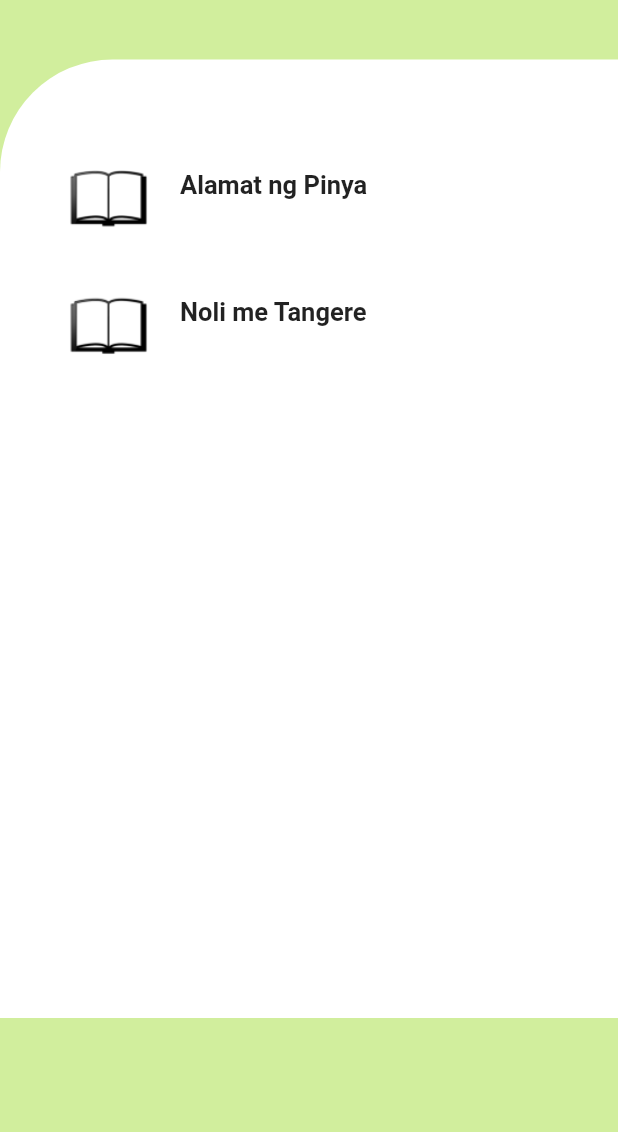
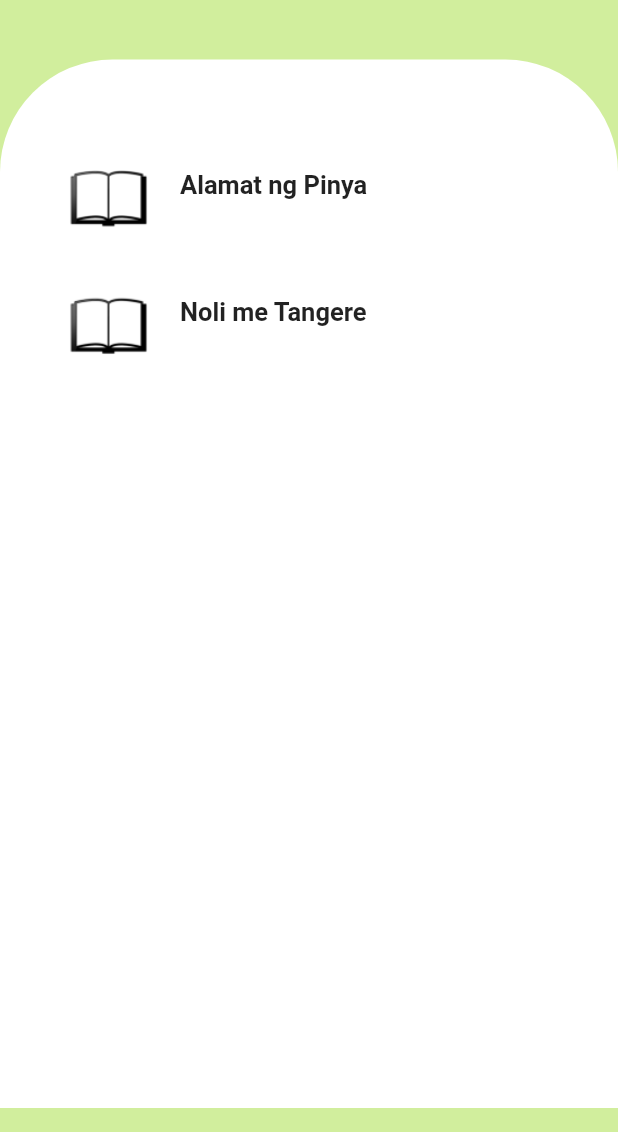
Before and after one commit to bluehacks2020/Team_Hackermen, a Flutter app: the screen it shows after launch, on a phone screen of 412 x 824 dp, the part 104-1236 px from its top. Run offline on Flutter 3.47's test engine with Material 2 defaults, Android fonts, the phone set to English and light mode, and no system bars; our stand-ins replace animated_text_kit, chewie, video_player.

Commit message:
Fixed UI elements in Story GUI

```diff
--- a/lib/main.dart
+++ b/lib/main.dart
@@ -11,8 +11,10 @@ void main(){
 class MyApp extends StatelessWidget {
   build(BuildContext context){
     return MaterialApp(
-        theme :ThemeData(primaryColor: Colors.red, accentColor: Colors.yellowAccent),
-        debugShowCheckedModeBanner: false,
+        theme :ThemeData(
+            primaryColor: Colors.lightGreenAccent,
+            accentColor: Colors.yellowAccent),
+            debugShowCheckedModeBanner: false,
         home: SplashScreen(),
         routes: <String, WidgetBuilder>{
           "/MenuScreen": (BuildContext context) => new MenuScreen(),
--- a/lib/menu_screen.dart
+++ b/lib/menu_screen.dart
@@ -36,10 +36,10 @@ class _MenuScreenState extends State<MenuScreen> {
           ),
           SizedBox(height: 40.0),
           Container(
-            height: MediaQuery.of(context).size.height - 185.0,
+            height: MediaQuery.of(context).size.height - 125.0,
             decoration: BoxDecoration(
               color: Colors.white,
-              borderRadius: BorderRadius.only(topLeft: Radius.circular(75.0)),
+              borderRadius: BorderRadius.only(topLeft: Radius.circular(75.0), topRight: Radius.circular(75.0)),
             ),
             child: ListView(
               primary: false,
--- a/lib/test_screen.dart
+++ b/lib/test_screen.dart
@@ -5,9 +5,11 @@ import 'package:chewie/chewie.dart';
 import 'package:video_player/video_player.dart';
 import 'package:animated_text_kit/animated_text_kit.dart';
 
+
 class TestScreen extends StatefulWidget {
   @override
   _TestScreenState createState() => _TestScreenState();
+
 }
 
 class _TestScreenState extends State<TestScreen> {
@@ -89,7 +91,7 @@ class _ChewieListItemState extends State<ChewieListItem> {
   @override
   Widget build(BuildContext context) {
     return Padding(
-      padding: const EdgeInsets.all(8.0),
+      padding: const EdgeInsets.all(0.0),
       child: Chewie(
         controller: _chewieController,
       ),
```
Also changed, not shown: assets/checked.png (deleted), assets/download.png (deleted), assets/film.png (deleted), assets/hatdog.jpeg (deleted), assets/house.png (deleted).
